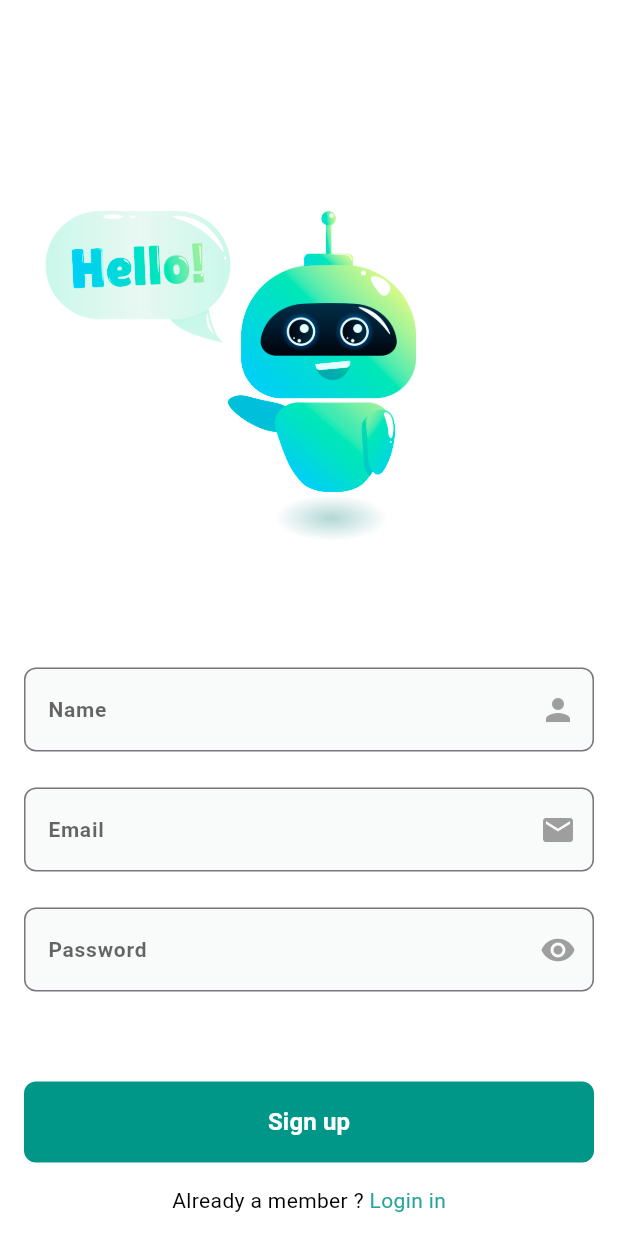
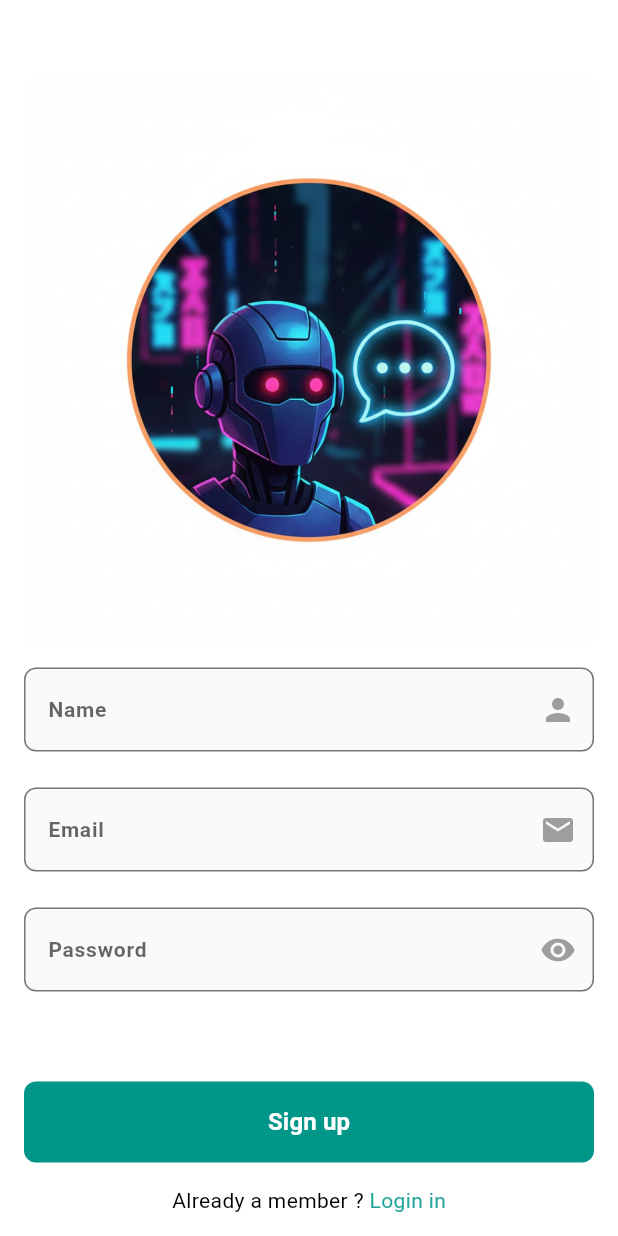
Before and after one commit to IbrahimMahmoudDev/chat_ai, a Flutter app: the screen it shows after launch, after a tap on "Login", after a tap on "Register now", on a phone screen of 412 x 824 dp. Run offline on Flutter 3.47's test engine with Material 3 defaults, Android fonts, the phone set to English and light mode, and no system bars; drawn by our look-alikes of modal_progress_hud_nsn; our stand-ins replace connectivity_plus, dartz, firebase_auth, firebase_core, flutter_bloc, get_it and 3 more; accounts and stored records are empty; Roboto replaces fonts that are missing (Cairo).

Commit message:
change image logo in login ,register app

```diff
--- a/lib/features/authiciation/presentation/views/login_view.dart
+++ b/lib/features/authiciation/presentation/views/login_view.dart
@@ -20,7 +20,7 @@ class LoginView extends StatelessWidget {
     return BlocProvider(
       create: (context) => SignInCubit(getIt.get<AuthRepo>()),
       child: Scaffold(
-        backgroundColor:isDark ? theme.scaffoldBackgroundColor : Colors.white,
+        backgroundColor:isDark ? Color(0xFF090909) : Colors.white,
         body: LoginViewBodyBlocConsumer(),
       ),
     );
--- a/lib/features/authiciation/presentation/views/signup_view.dart
+++ b/lib/features/authiciation/presentation/views/signup_view.dart
@@ -23,7 +23,7 @@ class SignupView extends StatelessWidget {
             getIt.get<AuthRepo>(),
           ),
       child: Scaffold(
-        backgroundColor:isDark ? theme.scaffoldBackgroundColor : Colors.white,
+        backgroundColor:isDark ? Color(0xFF090909) : Colors.white,
         body: SignupViewBodyBlocConsumer(),
       ),
     );
--- a/lib/features/authiciation/presentation/views/widgets/login_view_body.dart
+++ b/lib/features/authiciation/presentation/views/widgets/login_view_body.dart
@@ -38,8 +38,8 @@ class _LoginViewBodyState extends State<LoginViewBody> {
       autovalidateMode: autoValidateMode,
       child: Column(
         children: [
-          SizedBox(height: isDark ? 30 : 80),
-          Image.asset(isDark ? Assets.imagesAiChat : Assets.imagesIconLogin),
+          SizedBox(height: 80),
+          Image.asset(isDark ? Assets.imagesImagesChatAppGeminiDark1 : Assets.imagesChatAppGeminiLight),
           SizedBox(height: 15),
           CustomTextFormFiled(
             onSaved: (value) {
--- a/lib/features/authiciation/presentation/views/widgets/signup_view_body.dart
+++ b/lib/features/authiciation/presentation/views/widgets/signup_view_body.dart
@@ -37,7 +37,7 @@ class _SignupViewBodyState extends State<SignupViewBody> {
       child: Column(
         children: [
           SizedBox(height: isDark ? 30 : 50),
-          Image.asset(isDark ? Assets.imagesAiChat : Assets.imagesIconLogin),
+          Image.asset(isDark ? Assets.imagesImagesChatAppGeminiDark1 : Assets.imagesChatAppGeminiLight),
           SizedBox(height: 15),
           CustomTextFormFiled(
             onSaved: (value) {
--- a/lib/features/on_boarding_screen/presentation/views/widgets/on_boarding_view_body.dart
+++ b/lib/features/on_boarding_screen/presentation/views/widgets/on_boarding_view_body.dart
@@ -12,6 +12,7 @@ class OnBoardingViewBody extends StatelessWidget {
   Widget build(BuildContext context) {
     final theme = Theme.of(context);
     final isDark = Theme.of(context).brightness == Brightness.dark;
+
     return Padding(
       padding: const EdgeInsets.all(12.0),
       child: Column(
@@ -19,7 +20,7 @@ class OnBoardingViewBody extends StatelessWidget {
         children: [
           Spacer(),
           Image.asset(
-            isDark ? Assets.imagesAiDark1 : Assets.imagesAiLight1,
+            isDark ? Assets.imagesChatSplash : Assets.imagesChatSplash,
             width: double.infinity,
           ),
           SizedBox(height: 30),
@@ -31,7 +32,7 @@ class OnBoardingViewBody extends StatelessWidget {
           ),
           SizedBox(height: 10),
           Text(
-            'Instant,smart answers powered by advanced artificial intelligence',
+            'Instant smart answers powered by advanced artificial intelligence',
             textAlign: TextAlign.center,
             style: theme.textTheme.titleSmall?.copyWith(color: theme.hintColor),
           ),
```
Also changed, not shown: assets/images/chat_app_gemini_light.jpg (added), assets/images/chat_splash.jpg (added), assets/images/imagesChatAppGeminiDark1.jpg (added), assets/images/imagesChatAppGeminiDark2.jpg (added), lib/generated/assets.dart.
